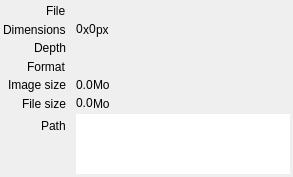
The window that src/dukex/plugins/imageinfo/components/videopage.ui (mikrosimage/duke) describes before a commit, drawn with Qt 5.
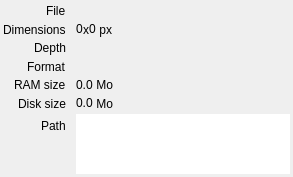
The same window after the commit.

```diff
--- a/src/dukex/plugins/imageinfo/components/videopage.ui
+++ b/src/dukex/plugins/imageinfo/components/videopage.ui
@@ -106,7 +106,7 @@
      <item>
       <widget class="QLabel" name="pxDescriptionLabel">
        <property name="text">
-        <string>px</string>
+        <string> px</string>
        </property>
       </widget>
      </item>
@@ -177,7 +177,7 @@
       <enum>Qt::LeftToRight</enum>
      </property>
      <property name="text">
-      <string>Image size</string>
+      <string>RAM size</string>
      </property>
      <property name="textInteractionFlags">
       <set>Qt::NoTextInteraction</set>
@@ -199,7 +199,7 @@
      <item>
       <widget class="QLabel" name="moDescriptionLabel">
        <property name="text">
-        <string>Mo</string>
+        <string> Mo</string>
        </property>
       </widget>
      </item>
@@ -224,7 +224,7 @@
       <enum>Qt::LeftToRight</enum>
      </property>
      <property name="text">
-      <string>File size</string>
+      <string>Disk size</string>
      </property>
      <property name="textInteractionFlags">
       <set>Qt::NoTextInteraction</set>
@@ -246,7 +246,7 @@
      <item>
       <widget class="QLabel" name="mo2DescriptionLabel">
        <property name="text">
-        <string>Mo</string>
+        <string> Mo</string>
        </property>
       </widget>
      </item>
```
